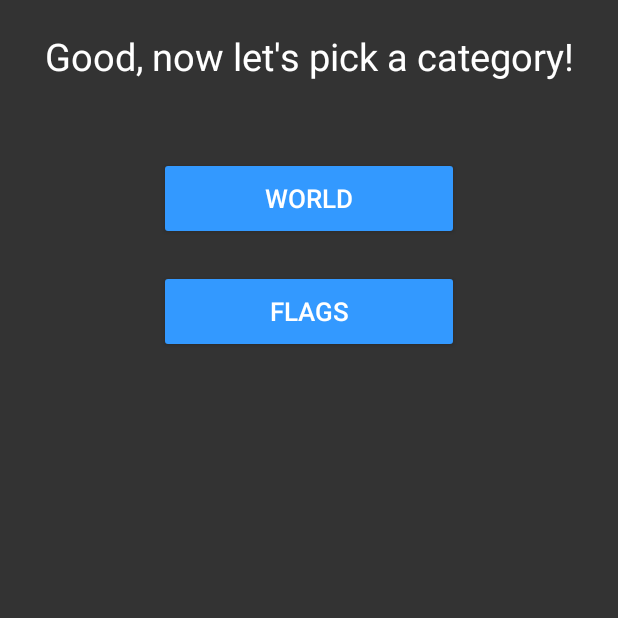
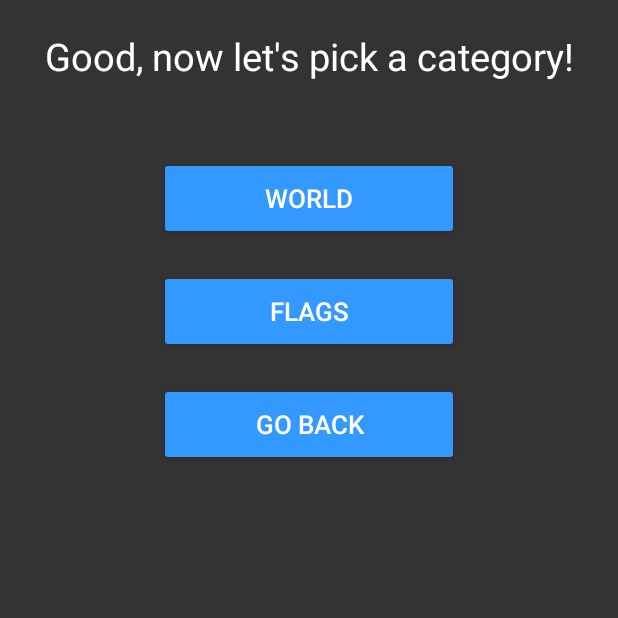
Before and after one commit to Niko88/MobileDevCourseApp, an Android app: the category_picker screen opened directly, with no data from a screen before it, on a phone screen of 412 x 824 dp, the top half of it. Run offline under Robolectric (Android 15) with nearby library versions, the phone set to English and light mode, and no system bars.

Commit message:
Added Back Button and ordered scores

```diff
--- a/app/src/main/java/com/example/nicholasesposito/courseapp/category_picker.java
+++ b/app/src/main/java/com/example/nicholasesposito/courseapp/category_picker.java
@@ -19,6 +19,7 @@ public class category_picker extends AppCompatActivity {
         Button Flags;
         World = (Button) findViewById(R.id.worldButton);
         Flags = (Button) findViewById(R.id.flagsButton);
+        Button back = (Button) findViewById(R.id.backButton);
 
         World.setOnClickListener(new View.OnClickListener() {
             @Override
@@ -30,6 +31,12 @@ public class category_picker extends AppCompatActivity {
             @Override
             public void onClick(View v) {
             StartIntent("flags");
+            }
+        });
+        back.setOnClickListener(new View.OnClickListener() {
+            @Override
+            public void onClick(View v) {
+                finish();
             }
         });
 
--- a/app/src/main/res/layout/activity_category_picker.xml
+++ b/app/src/main/res/layout/activity_category_picker.xml
@@ -34,5 +34,16 @@
         android:textColor="@android:color/white"
         android:textSize="17dp"
         android:backgroundTint="#3399ff"/>
+    <Button
+        android:layout_width="200dp"
+        android:layout_height="55dp"
+        android:text="Go back"
+        android:layout_gravity="center"
+        android:layout_marginTop="20dp"
+        android:elevation="2dp"
+        android:id="@+id/backButton"
+        android:textColor="@android:color/white"
+        android:textSize="17dp"
+        android:backgroundTint="#3399ff"/>
 
 </LinearLayout>
```
Also changed, not shown: app/src/main/java/com/example/nicholasesposito/courseapp/MainActivity.java (+20 -0 lines).
